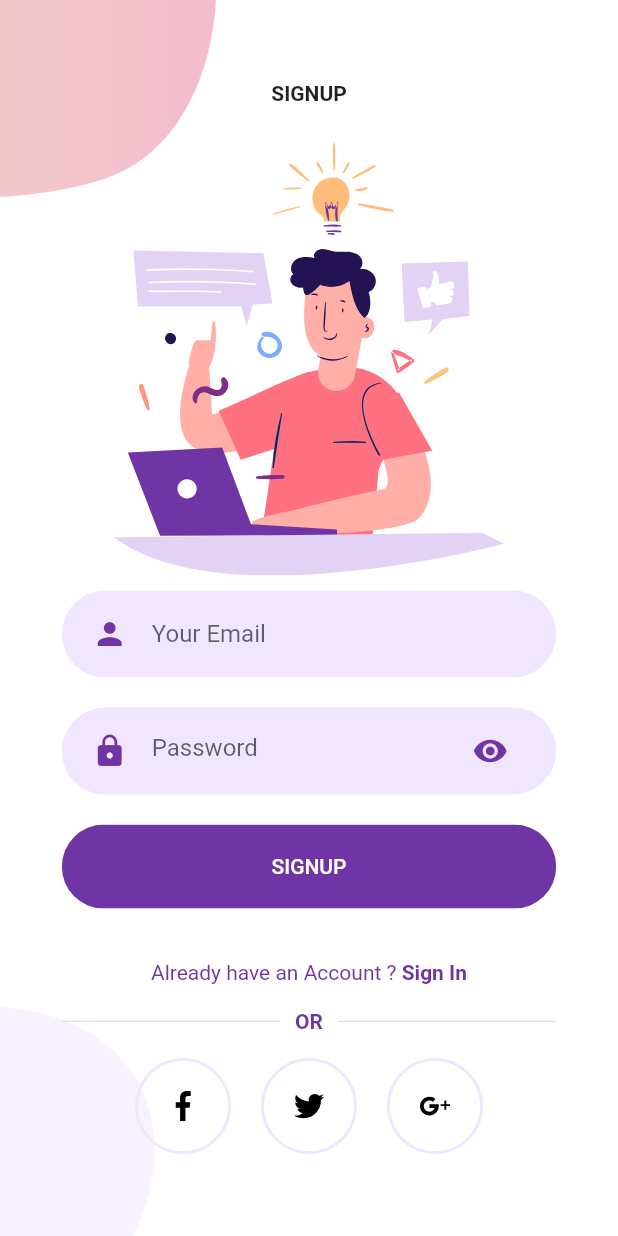
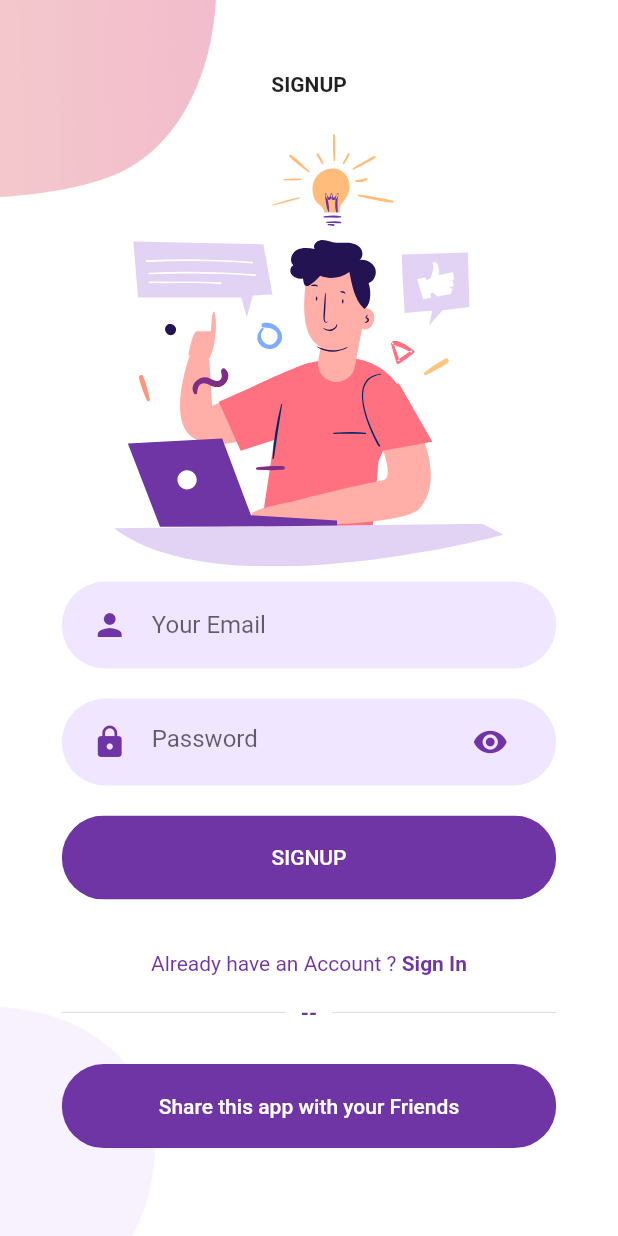
Before and after one commit to sagarsuman1299/snuapp, a Flutter app: the SignUpScreen screen opened directly, on a phone screen of 412 x 824 dp. Run offline on Flutter 3.47's test engine with Material 2 defaults, Android fonts, the phone set to English and light mode, and no system bars; our stand-ins replace flutter_svg, share.

Commit message:
share this app : feature added

```diff
--- a/lib/Screens/Signup/components/body.dart
+++ b/lib/Screens/Signup/components/body.dart
@@ -2,14 +2,22 @@ import 'package:flutter/material.dart';
 import 'package:snuapp/Screens/Login/login_screen.dart';
 import 'package:snuapp/Screens/Signup/components/background.dart';
 import 'package:snuapp/Screens/Signup/components/or_divider.dart';
-import 'package:snuapp/Screens/Signup/components/social_icon.dart';
 import 'package:snuapp/components/already_have_an_account_acheck.dart';
 import 'package:snuapp/components/rounded_button.dart';
 import 'package:snuapp/components/rounded_input_field.dart';
 import 'package:snuapp/components/rounded_password_field.dart';
 import 'package:flutter_svg/svg.dart';
+import 'package:share/share.dart';
 
 class Body extends StatelessWidget {
+  void share (BuildContext context)
+  {
+    final RenderBox box = context.findRenderObject();
+    final String text= "link of app";
+    Share.share(text,
+
+        sharePositionOrigin: box.localToGlobal(Offset.zero) & box.size);
+  }
   @override
   Widget build(BuildContext context) {
     Size size = MediaQuery.of(context).size;
@@ -62,17 +70,9 @@ class Body extends StatelessWidget {
             Row(
               mainAxisAlignment: MainAxisAlignment.center,
               children: <Widget>[
-                SocalIcon(
-                  iconSrc: "assets/icons/facebook.svg",
-                  press: () {},
-                ),
-                SocalIcon(
-                  iconSrc: "assets/icons/twitter.svg",
-                  press: () {},
-                ),
-                SocalIcon(
-                  iconSrc: "assets/icons/google-plus.svg",
-                  press: () {},
+                RoundedButton(
+                  text: "Share this app with your Friends",
+                 press: () { share(context);},
                 ),
               ],
             )
--- a/lib/Screens/Signup/components/or_divider.dart
+++ b/lib/Screens/Signup/components/or_divider.dart
@@ -14,7 +14,7 @@ class OrDivider extends StatelessWidget {
           Padding(
             padding: const EdgeInsets.symmetric(horizontal: 10),
             child: Text(
-              "OR",
+              "--",
               style: TextStyle(
                 color: kPrimaryColor,
                 fontWeight: FontWeight.w600,
--- a/pubspec.yaml
+++ b/pubspec.yaml
@@ -29,6 +29,7 @@ dependencies:
   # Use with the CupertinoIcons class for iOS style icons.
   cupertino_icons: ^0.1.3
   flutter_svg: ^0.19.0
+  share: ^0.6.2+3
 dev_dependencies:
   flutter_test:
     sdk: flutter
```
Also changed, not shown: 2 other files.
